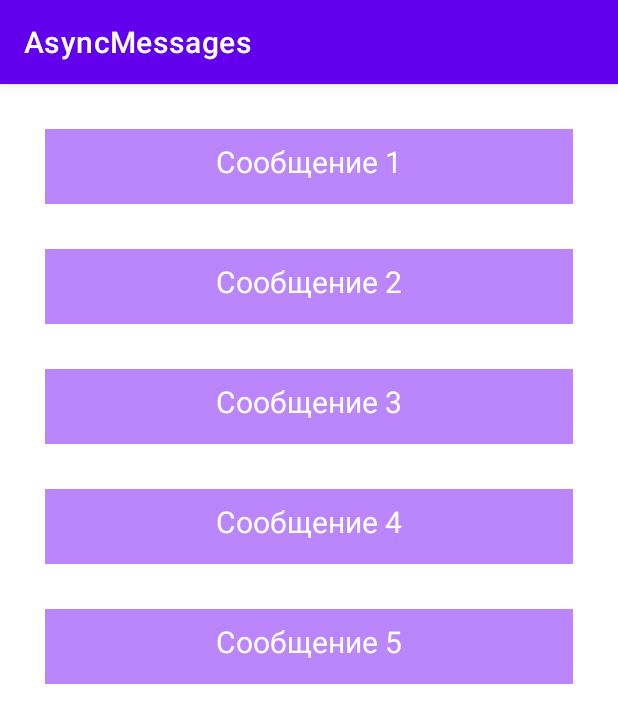
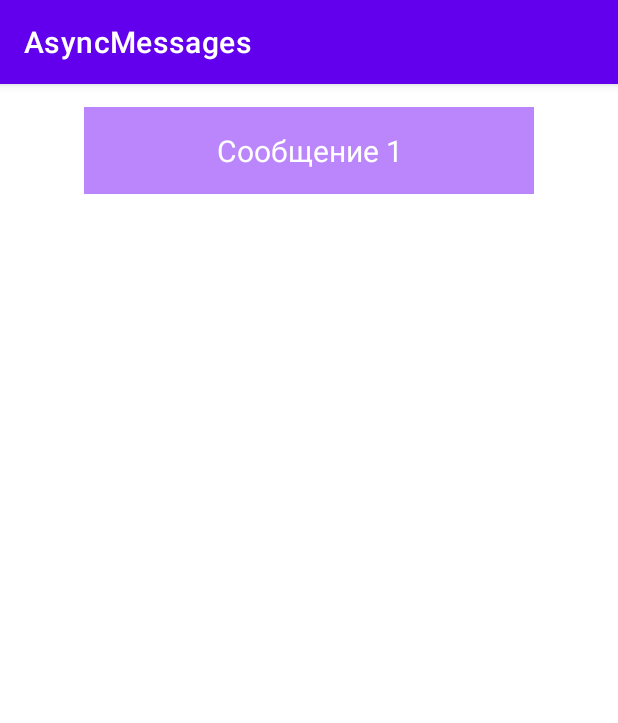
Before and after one commit to StacyGru/mob-dev-sem5, an Android app: the screen it shows after launch (MainActivity), on a phone screen of 412 x 824 dp. Shown: the top 723 px of the screen. Run offline under Robolectric (Android 15) with nearby library versions, the phone set to English and light mode, and no system bars.

Commit message:
При включении приложения таймаут 2 сек., далее каждые 2 сек. появляется новое сообщение (всего сообщений 10), при перевороте экрана процесс не прерывается

```diff
--- a/app/src/main/java/com/example/asyncmessages/Adapter.kt
+++ b/app/src/main/java/com/example/asyncmessages/Adapter.kt
@@ -9,8 +9,8 @@ class Adapter(
     var messagesList: MutableList<Message>) :
     RecyclerView.Adapter<Adapter.Holder>()
 {
-    override fun onCreateViewHolder(parent: ViewGroup, viewType: Int): Holder {
-        val binding = MessageItemBinding.inflate(LayoutInflater.from(parent.context), parent, false)
+    override fun onCreateViewHolder(parent: ViewGroup, viewType: Int): Adapter.Holder {
+        val binding = MessageItemBinding.inflate(LayoutInflater.from(parent.context))
         return Holder(binding)
     }
 
--- /dev/null
+++ b/app/src/main/java/com/example/asyncmessages/Fragment.kt
@@ -0,0 +1,97 @@
+package com.example.asyncmessages
+
+import android.content.Context
+import android.os.AsyncTask
+import android.os.Bundle
+import android.os.Handler
+import android.os.Message
+import android.util.Log
+import androidx.fragment.app.Fragment
+import java.util.concurrent.TimeUnit
+
+interface TaskCallbacks{
+    fun onPreExecuted()
+    fun onCancelled()
+    fun onPostExecute(i: Int)
+}
+
+class Fragment : Fragment() {
+
+    private var callbacks : TaskCallbacks? = null
+    private var task : Task? = null
+    private var handler: Handler? = null
+
+    companion object {
+        const val  TAG = "Fragment"
+    }
+
+    override fun onCreate(savedInstanceState: Bundle?) {
+        super.onCreate(savedInstanceState)
+        retainInstance = true
+        startTask()
+    }
+
+    override fun onAttach(context: Context) {
+        super.onAttach(context)
+        callbacks = requireActivity() as TaskCallbacks
+    }
+
+    override fun onDetach() {
+        super.onDetach()
+        callbacks = null
+    }
+
+    private fun startTask() {
+        task = Task()
+        var handlerCallback: Handler.Callback = object : Handler.Callback {
+            override fun handleMessage(message: Message): Boolean {
+                callbacks?.onPostExecute(message.what)
+                return false
+            }
+        }
+        handler = Handler(handlerCallback)
+        task?.execute()
+    }
+
+    fun cancelTask(){
+        if (task == null) return
+        task?.cancel(true)
+    }
+
+    inner class Task : AsyncTask<Unit, Int, Unit>() {
+
+        override fun onPreExecute() {
+            callbacks?.onPreExecuted()
+        }
+
+        override fun doInBackground(vararg p0: Unit?) {
+            Log.d("TASK_STATE", "task started")
+            TimeUnit.SECONDS.sleep(2)
+            try{
+                for (i in 1..10){
+                    publishProgress(i)
+                    TimeUnit.SECONDS.sleep(2)
+                    if (isCancelled) break
+                }
+            }
+            catch (e: InterruptedException){
+                e.printStackTrace()
+            }
+        }
+
+        override fun onCancelled() {
+            callbacks?.onCancelled()
+        }
+
+        override fun onPostExecute(result: Unit?) {
+            Log.d("TASK_STATE", "task finished")
+        }
+
+        override fun onProgressUpdate(vararg value: Int?) {
+            callbacks?.let {
+                handler?.sendEmptyMessage(value[0]!!)
+            }
+        }
+
+    }
+}
--- a/app/src/main/java/com/example/asyncmessages/Holder.kt
+++ b/app/src/main/java/com/example/asyncmessages/Holder.kt
@@ -4,25 +4,11 @@ object Holder {
 
     private val messagesList = mutableListOf<Message>()
 
-    init {
+    fun addListItem(number: Int): MutableList<Message> {
+        val item = "Сообщение ".plus(number)
         messagesList.add(Message(
-            "Сообщение 1"
+            item
         ))
-        messagesList.add(Message(
-            "Сообщение 2"
-        ))
-        messagesList.add(Message(
-            "Сообщение 3"
-        ))
-        messagesList.add(Message(
-            "Сообщение 4"
-        ))
-        messagesList.add(Message(
-            "Сообщение 5"
-        ))
-    }
-
-    fun getMessagesList(): MutableList<Message> {
         return messagesList
     }
 }
--- a/app/src/main/java/com/example/asyncmessages/MainActivity.kt
+++ b/app/src/main/java/com/example/asyncmessages/MainActivity.kt
@@ -2,14 +2,23 @@ package com.example.asyncmessages
 
 import androidx.appcompat.app.AppCompatActivity
 import android.os.Bundle
+import android.util.Log
 import androidx.recyclerview.widget.LinearLayoutManager
-import androidx.recyclerview.widget.RecyclerView
 import com.example.asyncmessages.databinding.ActivityMainBinding
+import com.example.asyncmessages.databinding.MessageItemBinding
 
-class MainActivity : AppCompatActivity() {
+class MainActivity : AppCompatActivity(), TaskCallbacks {
 
     private lateinit var binding: ActivityMainBinding
-    private lateinit var adapter: Adapter
+    private var fragment: Fragment? = null
+    private var result: Int? = 0
+
+    private val verticalLinearLayoutManager: LinearLayoutManager=
+        LinearLayoutManager(this, LinearLayoutManager.VERTICAL, false)
+
+    companion object {
+        const val  RESULT = "RESULT"
+    }
 
     override fun onCreate(savedInstanceState: Bundle?) {
         super.onCreate(savedInstanceState)
@@ -17,10 +26,49 @@ class MainActivity : AppCompatActivity() {
         binding = ActivityMainBinding.inflate(layoutInflater)
         setContentView(binding.root)
 
-        val recyclerView: RecyclerView = findViewById(R.id.recycler_view)
-        recyclerView.layoutManager = LinearLayoutManager(this)
+        savedInstanceState?.getInt(RESULT)?.let {
+            Log.d("TAG", "RESTORE STATE = $it")
+        }
 
-        binding.recyclerView.adapter = Adapter(Holder.getMessagesList())
+        val fm = supportFragmentManager
+        val oldFragment = fm.findFragmentByTag(Fragment.TAG)
+        if (oldFragment == null) {
+            fragment = Fragment()
+            fm
+                .beginTransaction()
+                .add(fragment!!, Fragment.TAG)
+                .commit()
+        } else {
+            fragment = oldFragment as Fragment
+        }
 
     }
+
+    override fun onSaveInstanceState(outState: Bundle) {
+        super.onSaveInstanceState(outState)
+        outState.putInt(RESULT, result!!)
+    }
+
+    override fun onBackPressed() {
+        super.onBackPressed()
+        fragment?.cancelTask()
+    }
+
+    override fun onPreExecuted() {
+    }
+
+    override fun onCancelled() {
+        Log.d("TASK_STATE", "task cancelled")
+    }
+
+    override fun onPostExecute(i: Int) {
+        result = i
+        Log.d("PROCESS", "MESSAGE №$i")
+        createNewItem(i)
+    }
+
+    private fun createNewItem(i: Int) {
+        binding.messages.layoutManager = verticalLinearLayoutManager
+        binding.messages.adapter = Adapter(Holder.addListItem(i))
+    }
 }
--- a/app/src/main/res/layout/activity_main.xml
+++ b/app/src/main/res/layout/activity_main.xml
@@ -7,10 +7,10 @@
     android:orientation="vertical">
 
     <androidx.recyclerview.widget.RecyclerView
-        android:id="@+id/recycler_view"
-        android:layout_width="match_parent"
+        android:id="@+id/messages"
+        android:layout_width="wrap_content"
         android:layout_height="wrap_content"
-        tools:itemCount="5"
-        tools:listitem="@layout/message_item" />
+        tools:listitem="@layout/message_item"
+        android:layout_gravity="center_horizontal" />
 
 </LinearLayout>
--- a/app/src/main/res/layout/message_item.xml
+++ b/app/src/main/res/layout/message_item.xml
@@ -1,30 +1,23 @@
 <?xml version="1.0" encoding="utf-8"?>
 <androidx.constraintlayout.widget.ConstraintLayout xmlns:android="http://schemas.android.com/apk/res/android"
+    xmlns:app="http://schemas.android.com/apk/res-auto"
+    xmlns:tools="http://schemas.android.com/tools"
     android:layout_width="match_parent"
-    android:layout_height="wrap_content"
-    xmlns:app="http://schemas.android.com/apk/res-auto">
+    android:layout_height="wrap_content">
 
-    <LinearLayout
-        android:layout_width="match_parent"
-        android:layout_height="50dp"
-        android:orientation="vertical"
-        android:layout_marginTop="30dp"
-        android:layout_marginHorizontal="30dp"
+    <TextView
+        android:id="@+id/item"
+        android:layout_width="300dp"
+        android:layout_height="wrap_content"
+        app:layout_constraintTop_toTopOf="parent"
+        android:paddingHorizontal="30dp"
+        android:paddingVertical="15dp"
+        android:layout_marginVertical="15dp"
+        android:text="@string/message"
+        android:textSize="20sp"
+        android:textAlignment="center"
         android:background="@color/purple_200"
-        app:layout_constraintTop_toTopOf="parent">
-
-        <TextView
-            android:id="@+id/item"
-            android:layout_width="wrap_content"
-            android:layout_height="wrap_content"
-            android:layout_gravity="center"
-            android:paddingTop="8dp"
-            android:text="@string/message"
-            android:textSize="20sp"
-            android:textColor="@color/white"
-            android:layout_marginBottom="15dp"
-            />
-
-    </LinearLayout>
+        android:textColor="@color/white"
+        tools:ignore="MissingConstraints" />
 
 </androidx.constraintlayout.widget.ConstraintLayout>
```
